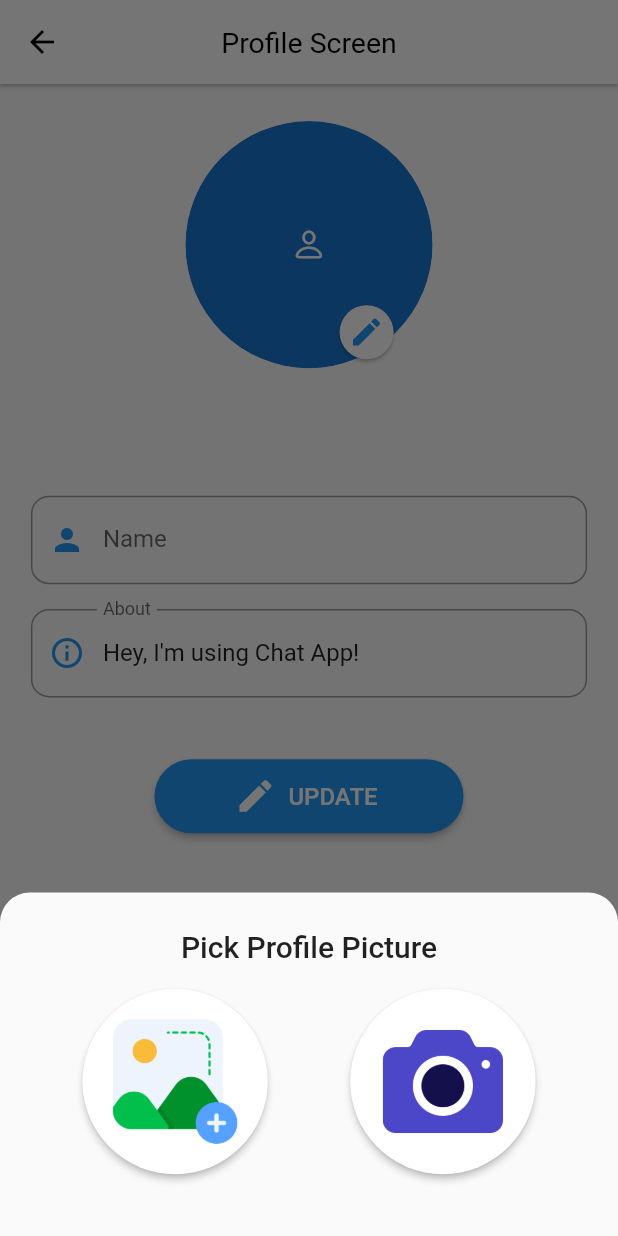
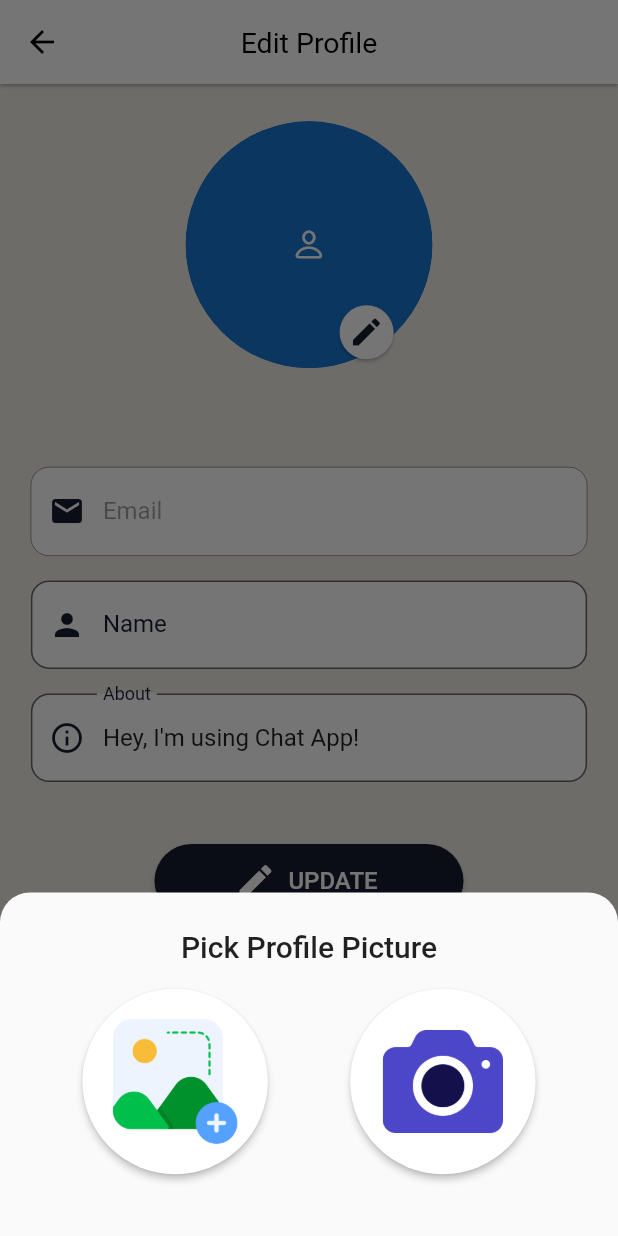
Before and after one commit to MehadiReaz/WhisperWave, a Flutter app: the ProfileScreen screen opened directly, after a tap on the "edit" icon, on a phone screen of 412 x 824 dp. Run offline on Flutter 3.47's test engine with Material 2 defaults, Android fonts, the phone set to English and light mode, and no system bars; drawn by our look-alikes of cached_network_image; our stand-ins replace cloud_firestore, emoji_picker_flutter, firebase_auth, firebase_core, firebase_messaging, firebase_storage and 4 more; missing offline and left inert: flutter_notification_channel; accounts and stored records are empty; network calls fail.

Commit message:
Updated theme

```diff
--- a/lib/api/apis.dart
+++ b/lib/api/apis.dart
@@ -26,6 +26,7 @@ class APIs {
       id: user.uid,
       name: user.displayName.toString(),
       email: user.email.toString(),
+      phone: user.phoneNumber.toString(),
       about: "Hey, I'm using Chat App!",
       image: user.photoURL.toString(),
       createdAt: '',
@@ -148,6 +149,7 @@ class APIs {
     final chatUser = ChatUser(
         id: user.uid,
         name: user.displayName.toString(),
+        phone: user.phoneNumber.toString(),
         email: user.email.toString(),
         about: "Hey, I'm using Chat App!",
         image: user.photoURL.toString(),
@@ -200,6 +202,7 @@ class APIs {
   // for updating user information
   static Future<void> updateUserInfo() async {
     await firestore.collection('users').doc(user.uid).update({
+      'phone': me.phone,
       'name': me.name,
       'about': me.about,
     });
--- a/lib/helper/dialogs.dart
+++ b/lib/helper/dialogs.dart
@@ -4,7 +4,7 @@ class Dialogs {
   static void showSnackbar(BuildContext context, String msg) {
     ScaffoldMessenger.of(context).showSnackBar(SnackBar(
         content: Text(msg),
-        backgroundColor: Colors.blue.withOpacity(.8),
+        backgroundColor: const Color(0xFF161A30),
         behavior: SnackBarBehavior.floating));
   }
 
--- a/lib/models/chat_user.dart
+++ b/lib/models/chat_user.dart
@@ -3,6 +3,7 @@ class ChatUser {
     required this.image,
     required this.about,
     required this.name,
+    required this.phone,
     required this.createdAt,
     required this.isOnline,
     required this.id,
@@ -13,6 +14,7 @@ class ChatUser {
   late String image;
   late String about;
   late String name;
+  late String phone;
   late String createdAt;
   late bool isOnline;
   late String id;
--- a/lib/screens/profile_screen.dart
+++ b/lib/screens/profile_screen.dart
@@ -36,8 +36,9 @@ class _ProfileScreenState extends State<ProfileScreen> {
       // for hiding keyboard
       onTap: () => FocusScope.of(context).unfocus(),
       child: Scaffold(
+          backgroundColor: const Color(0xFFF0ECE5),
           //app bar
-          appBar: AppBar(title: const Text('Profile Screen')),
+          appBar: AppBar(title: const Text('Edit Profile')),
 
           //floating button to log out
           floatingActionButton: Padding(
@@ -127,7 +128,8 @@ class _ProfileScreenState extends State<ProfileScreen> {
                             },
                             shape: const CircleBorder(),
                             color: Colors.white,
-                            child: const Icon(Icons.edit, color: Colors.blue),
+                            child: const Icon(Icons.edit,
+                                color: Color(0xFF161A30)),
                           ),
                         )
                       ],
@@ -137,13 +139,30 @@ class _ProfileScreenState extends State<ProfileScreen> {
                     SizedBox(height: mq.height * .03),
 
                     // user email label
-                    Text(widget.user.email,
-                        style: const TextStyle(
-                            color: Colors.black54, fontSize: 16)),
+                    // Text(widget.user.email,
+                    //     style: const TextStyle(
+                    //         color: Colors.black54, fontSize: 16)),
 
                     // for adding some space
                     SizedBox(height: mq.height * .05),
 
+                    TextFormField(
+                      initialValue: widget.user.email,
+                      enabled: false,
+                      onSaved: (val) => APIs.me.email = val ?? '',
+                      decoration: InputDecoration(
+                        filled: true,
+                        fillColor: Colors.white,
+                        prefixIcon:
+                            const Icon(Icons.email, color: Color(0xFF161A30)),
+                        border: OutlineInputBorder(
+                          borderRadius: BorderRadius.circular(12),
+                        ),
+                        hintText: 'eg. Happy Singh',
+                        label: const Text('Email'),
+                      ),
+                    ),
+                    SizedBox(height: mq.height * .02),
                     // name input field
                     TextFormField(
                       initialValue: widget.user.name,
@@ -152,12 +171,30 @@ class _ProfileScreenState extends State<ProfileScreen> {
                           ? null
                           : 'Required Field',
                       decoration: InputDecoration(
-                          prefixIcon:
-                              const Icon(Icons.person, color: Colors.blue),
+                        prefixIcon: const Icon(
+                          Icons.person,
+                          color: Color(0xFF161A30),
+                        ),
+                        filled: true,
+                        fillColor: Colors.white,
                         border: OutlineInputBorder(
+                            borderSide:
+                                const BorderSide(color: Color(0xFF161A30)),
                             borderRadius: BorderRadius.circular(12)),
+                        focusedBorder: OutlineInputBorder(
+                          borderSide: const BorderSide(
+                            color: Color(0xFF161A30),
+                          ),
+                          borderRadius: BorderRadius.circular(12),
+                        ),
                         hintText: 'eg. Happy Singh',
-                          label: const Text('Name')),
+                        label: const Text(
+                          'Name',
+                          style: TextStyle(
+                            color: Color(0xFF161A30),
+                          ),
+                        ),
+                      ),
                     ),
 
                     // for adding some space
@@ -171,12 +208,28 @@ class _ProfileScreenState extends State<ProfileScreen> {
                           ? null
                           : 'Required Field',
                       decoration: InputDecoration(
+                        filled: true,
+                        fillColor: Colors.white,
                         prefixIcon: const Icon(Icons.info_outline,
-                              color: Colors.blue),
+                            color: Color(0xFF161A30)),
                         border: OutlineInputBorder(
+                            borderSide:
+                                const BorderSide(color: Color(0xFF161A30)),
                             borderRadius: BorderRadius.circular(12)),
+                        focusedBorder: OutlineInputBorder(
+                          borderSide: const BorderSide(
+                            color: Color(0xFF161A30),
+                          ),
+                          borderRadius: BorderRadius.circular(12),
+                        ),
                         hintText: 'eg. Feeling Happy',
-                          label: const Text('About')),
+                        label: const Text(
+                          'About',
+                          style: TextStyle(
+                            color: Color(0xFF161A30),
+                          ),
+                        ),
+                      ),
                     ),
 
                     // for adding some space
@@ -185,6 +238,7 @@ class _ProfileScreenState extends State<ProfileScreen> {
                     // update profile button
                     ElevatedButton.icon(
                       style: ElevatedButton.styleFrom(
+                          backgroundColor: const Color(0xFF161A30),
                           shape: const StadiumBorder(),
                           minimumSize: Size(mq.width * .5, mq.height * .06)),
                       onPressed: () {
@@ -197,8 +251,10 @@ class _ProfileScreenState extends State<ProfileScreen> {
                         }
                       },
                       icon: const Icon(Icons.edit, size: 28),
-                      label:
-                          const Text('UPDATE', style: TextStyle(fontSize: 16)),
+                      label: const Text(
+                        'UPDATE',
+                        style: TextStyle(fontSize: 16),
+                      ),
                     )
                   ],
                 ),
--- a/lib/widgets/chat_user_card.dart
+++ b/lib/widgets/chat_user_card.dart
@@ -28,7 +28,7 @@ class _ChatUserCardState extends State<ChatUserCard> {
   Widget build(BuildContext context) {
     return Card(
       margin: EdgeInsets.symmetric(horizontal: mq.width * .04, vertical: 4),
-      // color: Colors.blue.shade100,
+      // color: Color(0xFF161A30).shade100,
       elevation: 0.5,
       shape: RoundedRectangleBorder(borderRadius: BorderRadius.circular(15)),
       child: InkWell(
--- a/lib/widgets/dialogs/profile_dialog.dart
+++ b/lib/widgets/dialogs/profile_dialog.dart
@@ -67,7 +67,7 @@ class ProfileDialog extends StatelessWidget {
                     padding: const EdgeInsets.all(0),
                     shape: const CircleBorder(),
                     child: const Icon(Icons.info_outline,
-                        color: Colors.blue, size: 30),
+                        color: Color(0xFF161A30), size: 30),
                   ))
             ],
           )),
--- a/pubspec.yaml
+++ b/pubspec.yaml
@@ -31,6 +31,8 @@ dependencies:
   flutter:
     sdk: flutter
 
+  # For using Google fonts
+  google_fonts:
 
   # For using cupertino icons
   cupertino_icons: ^1.0.2
```
Also changed, not shown: lib/main.dart (+6 -2 lines), lib/screens/chat_screen.dart (+7 -7 lines), lib/screens/home_screen.dart (+38 -12 lines), lib/widgets/message_card.dart (+28 -23 lines), pubspec.lock. Lines whose indentation alone changed are shown as unchanged.
